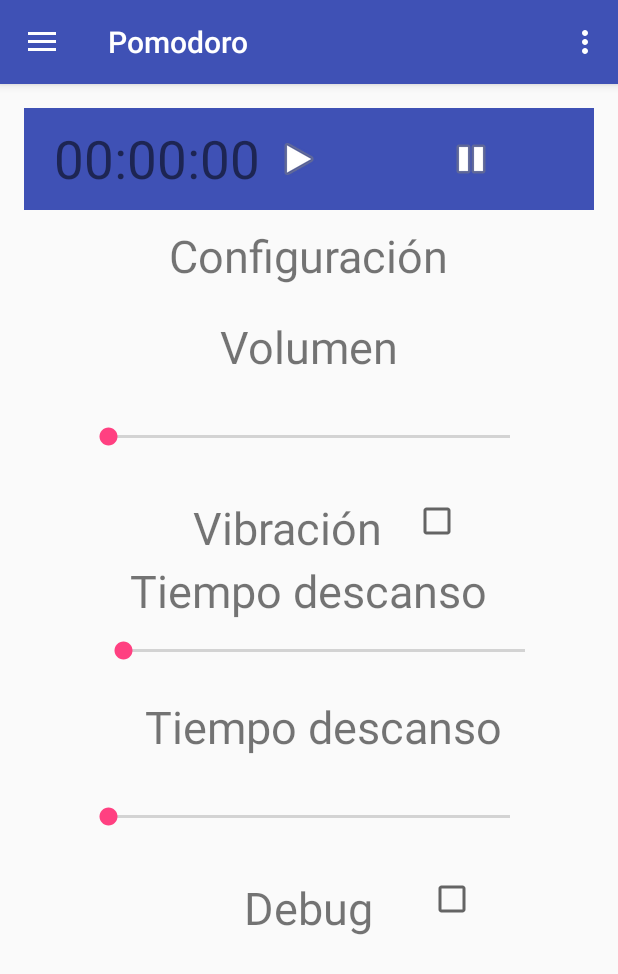
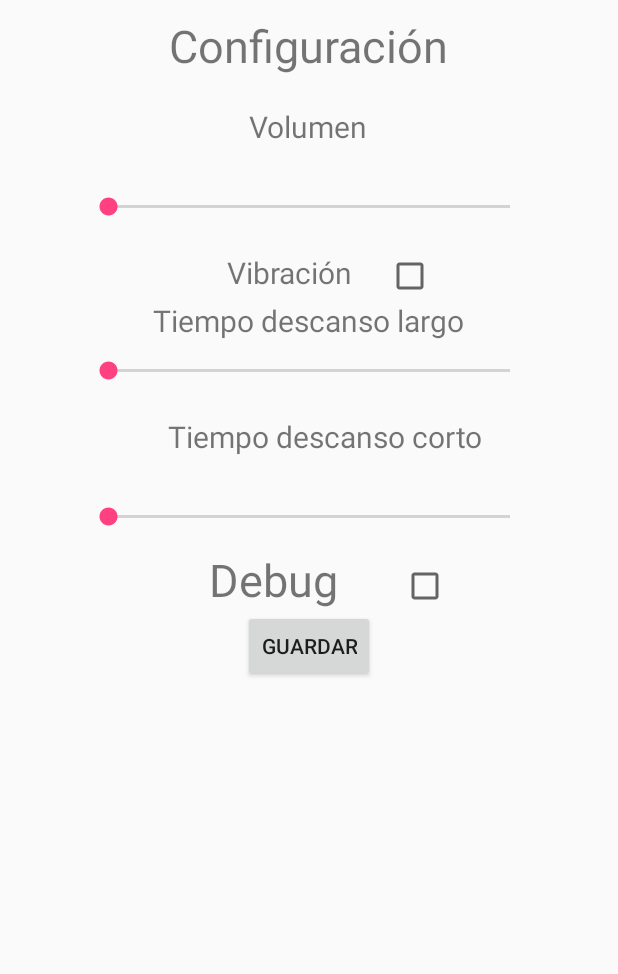
Before and after one commit to camigomez35/lab3_compumovil, an Android app: the screen it shows after launch (MainActivity before the commit, PreferenciasVista after it), in the options menu, after a tap on "Settings", on a phone screen of 412 x 824 dp. Shown: the top 974 px of the screen. Run offline under Robolectric (Android 15) with nearby library versions, the phone set to English and light mode, and no system bars; network calls fail; 8 statements that could not run were skipped.

Commit message:
Vistas y preferencias en bd

```diff
--- a/Pomodoro/app/src/main/java/lab3gr12/compumovil/udea/edu/co/pomodoro/MainActivity.java
+++ b/Pomodoro/app/src/main/java/lab3gr12/compumovil/udea/edu/co/pomodoro/MainActivity.java
@@ -53,7 +53,6 @@ public class MainActivity extends AppCompatActivity
         setContentView(R.layout.activity_main);
         Toolbar toolbar = (Toolbar) findViewById(R.id.toolbar);
         setSupportActionBar(toolbar);
-        preferencia = PreferenciaDataManager.getInstance(this).obtenerPreferencia();
 
         DrawerLayout drawer = (DrawerLayout) findViewById(R.id.drawer_layout);
         ActionBarDrawerToggle toggle = new ActionBarDrawerToggle(
@@ -110,6 +109,8 @@ public class MainActivity extends AppCompatActivity
 
         //noinspection SimplifiableIfStatement
         if (id == R.id.action_settings) {
+            Intent i = new Intent(this, PreferenciasVista.class);
+            startActivity(i);
             return true;
         }
 
--- /dev/null
+++ b/Pomodoro/app/src/main/java/lab3gr12/compumovil/udea/edu/co/pomodoro/PreferenciasVista.java
@@ -0,0 +1,70 @@
+package lab3gr12.compumovil.udea.edu.co.pomodoro;
+
+import android.app.Activity;
+import android.content.Intent;
+import android.os.Bundle;
+import android.view.View;
+import android.widget.Button;
+import android.widget.CheckBox;
+import android.widget.SeekBar;
+
+/**
+ * Created by Samuel on 15/04/2016.
+ */
+public class PreferenciasVista extends Activity implements View.OnClickListener{
+
+    Preferencia preferencia;
+    Button guardar;
+    SeekBar volumen, tiempoCorto, tiempoLargo;
+    CheckBox vibracion, debug;
+
+    @Override
+    protected void onCreate(Bundle savedInstanceState) {
+        super.onCreate(savedInstanceState);
+        setContentView(R.layout.preferencias);
+
+        volumen = (SeekBar)findViewById(R.id.volumen);
+        tiempoCorto = (SeekBar)findViewById(R.id.tiempoCorto);
+        tiempoLargo = (SeekBar)findViewById(R.id.tiempoLargo);
+        vibracion = (CheckBox)findViewById(R.id.vibracion);
+        debug = (CheckBox)findViewById(R.id.debug);
+        guardar = (Button)findViewById(R.id.guardar);
+        guardar.setOnClickListener(this);
+        preferencia = PreferenciaDataManager.getInstance(this).obtenerPreferencia();
+
+        volumen.setProgress(preferencia.getVolumen());
+        tiempoCorto.setProgress(preferencia.getTiempoCorto());
+        tiempoLargo.setProgress(preferencia.getTiempoLargo());
+        if(preferencia.getVibracion()==1){
+            vibracion.setChecked(true);
+        }
+        if(preferencia.getDebug()==1){
+            debug.setChecked(true);
+        }
+    }
+
+
+    @Override
+    public void onClick(View v) {
+        switch (v.getId()){
+            case R.id.guardar:
+                if(vibracion.isChecked()){
+                    preferencia.setVibracion(1);
+                }else{
+                    preferencia.setVibracion(0);
+                }
+                if(debug.isChecked()){
+                    preferencia.setDebug(1);
+                }else{
+                    preferencia.setDebug(0);
+                }
+                preferencia.setVolumen(volumen.getProgress());
+                preferencia.setTiempoCorto(tiempoCorto.getProgress());
+                preferencia.setTiempoLargo(tiempoLargo.getProgress());
+                PreferenciaDataManager.getInstance(this).actualizarPreferencia(preferencia);
+                Intent i = new Intent(this, MainActivity.class);
+                startActivity(i);
+                break;
+        }
+    }
+}
--- a/Pomodoro/app/src/main/res/layout/content_main.xml
+++ b/Pomodoro/app/src/main/res/layout/content_main.xml
@@ -18,10 +18,6 @@
         android:layout_width="match_parent"
         android:layout_height="wrap_content"
         android:id="@+id/scrollView" >
-
-        <RelativeLayout
-            android:layout_width="match_parent"
-            android:layout_height="match_parent">
 
         <RelativeLayout
             android:layout_width="match_parent"
@@ -63,119 +59,6 @@
                 android:layout_alignParentEnd="true"
                 android:id="@+id/bt_stop" />
         </RelativeLayout>
-
-            <TextView
-                android:id="@+id/textView"
-                android:layout_width="wrap_content"
-                android:layout_height="wrap_content"
-                android:layout_centerHorizontal="true"
-                android:layout_below="@+id/funciones"
-                android:text="Configuración"
-                android:textSize="30dp"
-                android:layout_margin="10dp"/>
-
-            <TextView
-                android:id="@+id/textView2"
-                android:layout_width="wrap_content"
-                android:layout_height="wrap_content"
-                android:layout_below="@+id/textView"
-                android:layout_centerHorizontal="true"
-                android:layout_marginTop="10dp"
-                android:text="Volumen"
-                android:textSize="30dp"
-                android:layout_margin="10dp"/>
-
-            <SeekBar
-
-                android:id="@+id/seekBar"
-                android:layout_width="300dp"
-                android:layout_height="40dp"
-                android:layout_below="@+id/textView2"
-                android:layout_centerHorizontal="true"
-                android:layout_marginTop="5dp"
-                android:max="10"
-                android:layout_margin="10dp"/>
-
-            <TextView
-                android:id="@+id/textView3"
-                android:layout_width="wrap_content"
-                android:layout_height="wrap_content"
-                android:layout_alignEnd="@+id/textView2"
-                android:layout_below="@+id/seekBar"
-                android:text="Vibración"
-                android:textSize="30dp"
-                android:layout_margin="10dp" />
-
-            <CheckBox
-                android:id="@+id/checkBox"
-                android:layout_width="wrap_content"
-                android:layout_height="wrap_content"
-                android:layout_below="@+id/seekBar"
-                android:layout_marginLeft="10dp"
-                android:layout_toEndOf="@+id/textView3"
-                android:layout_margin="10dp"/>
-
-            <TextView
-                android:id="@+id/textView4"
-                android:layout_width="wrap_content"
-                android:layout_height="wrap_content"
-                android:text="Tiempo descanso"
-                android:textSize="30dp"
-                android:layout_marginLeft="10dp"
-                android:layout_marginRight="10dp"
-                android:layout_below="@+id/checkBox"
-                android:layout_centerHorizontal="true" />
-
-            <SeekBar
-                android:id="@+id/seekBarDescanso"
-                android:layout_width="300dp"
-                android:layout_height="40dp"
-
-                android:max="6"
-                android:layout_marginLeft="10dp"
-                android:layout_marginRight="10dp"
-                android:layout_below="@+id/textView4"
-                android:layout_alignStart="@+id/seekBarTrabajo" />
-
-            <TextView
-                android:id="@+id/textView5"
-                android:layout_width="wrap_content"
-                android:layout_height="wrap_content"
-                android:layout_alignStart="@+id/textView4"
-                android:layout_below="@+id/seekBarDescanso"
-                android:text="Tiempo descanso"
-                android:textSize="30dp"
-                android:layout_margin="10dp"/>
-
-            <SeekBar
-                android:id="@+id/seekBarTrabajo"
-                android:layout_width="300dp"
-                android:layout_height="40dp"
-                android:layout_below="@+id/textView5"
-                android:layout_centerHorizontal="true"
-                android:max="10"
-                android:layout_margin="10dp"/>
-
-            <TextView
-                android:id="@+id/textView6"
-                android:layout_width="wrap_content"
-                android:layout_height="wrap_content"
-                android:layout_below="@+id/seekBarTrabajo"
-                android:layout_centerHorizontal="true"
-                android:text="Debug"
-                android:textSize="30dp"
-                android:layout_margin="10dp"/>
-
-            <CheckBox
-                android:id="@+id/checkBox2"
-                android:layout_width="wrap_content"
-                android:layout_height="wrap_content"
-                android:layout_alignBottom="@+id/textView6"
-                android:layout_alignStart="@+id/checkBox"
-                android:layout_margin="10dp"/>
-
-
-        </RelativeLayout>
     </ScrollView>
 
 </RelativeLayout>
--- /dev/null
+++ b/Pomodoro/app/src/main/res/layout/preferencias.xml
@@ -0,0 +1,142 @@
+<?xml version="1.0" encoding="utf-8"?>
+<RelativeLayout xmlns:android="http://schemas.android.com/apk/res/android"
+    android:orientation="vertical" android:layout_width="match_parent"
+    android:layout_height="match_parent">
+
+    <ScrollView
+        android:layout_width="match_parent"
+        android:layout_height="wrap_content"
+        android:id="@+id/scrollView" >
+
+    </ScrollView>
+
+    <RelativeLayout
+        android:layout_width="match_parent"
+        android:layout_height="match_parent"
+        android:layout_alignParentTop="true"
+        android:layout_alignParentStart="true">
+
+        <TextView
+            android:id="@+id/textView"
+            android:layout_width="wrap_content"
+            android:layout_height="wrap_content"
+            android:layout_centerHorizontal="true"
+            android:layout_below="@+id/funciones"
+            android:text="Configuración"
+            android:textSize="30dp"
+            android:layout_margin="10dp"/>
+
+        <TextView
+            android:id="@+id/textView2"
+            android:layout_width="wrap_content"
+            android:layout_height="wrap_content"
+            android:layout_below="@+id/textView"
+            android:layout_centerHorizontal="true"
+            android:layout_marginTop="10dp"
+            android:text="Volumen"
+            android:textSize="20dp"
+            android:layout_margin="10dp"/>
+
+        <SeekBar
+
+            android:id="@+id/volumen"
+            android:layout_width="300dp"
+            android:layout_height="40dp"
+            android:layout_below="@+id/textView2"
+            android:layout_centerHorizontal="true"
+            android:layout_marginTop="5dp"
+            android:max="100"
+            android:layout_margin="10dp"/>
+
+        <TextView
+            android:id="@+id/textView3"
+            android:layout_width="wrap_content"
+            android:layout_height="wrap_content"
+            android:text="Vibración"
+            android:textSize="20dp"
+            android:layout_marginLeft="10dp"
+            android:layout_marginRight="10dp"
+            android:layout_below="@+id/volumen"
+            android:layout_alignEnd="@+id/textView2" />
+
+        <CheckBox
+            android:id="@+id/vibracion"
+            android:layout_width="wrap_content"
+            android:layout_height="wrap_content"
+            android:layout_marginLeft="10dp"
+            android:layout_marginRight="10dp"
+            android:layout_alignTop="@+id/textView3"
+            android:layout_alignEnd="@+id/textView" />
+
+        <TextView
+            android:id="@+id/textView4"
+            android:layout_width="wrap_content"
+            android:layout_height="wrap_content"
+            android:text="Tiempo descanso largo"
+            android:textSize="20dp"
+            android:layout_marginLeft="10dp"
+            android:layout_marginRight="10dp"
+            android:layout_below="@+id/vibracion"
+            android:layout_centerHorizontal="true" />
+
+        <SeekBar
+            android:id="@+id/tiempoLargo"
+            android:layout_width="300dp"
+            android:layout_height="40dp"
+            android:max="6"
+            android:layout_marginLeft="10dp"
+            android:layout_marginRight="10dp"
+            android:layout_below="@+id/textView4"
+            android:layout_centerHorizontal="true" />
+
+        <TextView
+            android:id="@+id/tiempoCortotx"
+            android:layout_width="wrap_content"
+            android:layout_height="wrap_content"
+            android:layout_alignStart="@+id/textView4"
+            android:layout_below="@+id/tiempoLargo"
+            android:text="Tiempo descanso corto"
+            android:textSize="20dp"
+            android:layout_margin="10dp"/>
+
+        <SeekBar
+            android:id="@+id/tiempoCorto"
+            android:layout_width="300dp"
+            android:layout_height="40dp"
+            android:layout_below="@+id/tiempoCortotx"
+            android:layout_centerHorizontal="true"
+            android:max="25"
+            android:layout_margin="10dp"/>
+
+        <TextView
+            android:id="@+id/textView6"
+            android:layout_width="wrap_content"
+            android:layout_height="wrap_content"
+            android:text="Debug"
+            android:textSize="30dp"
+            android:layout_marginLeft="10dp"
+            android:layout_marginRight="10dp"
+            android:layout_alignBottom="@+id/debug"
+            android:layout_alignEnd="@+id/textView3" />
+
+        <CheckBox
+            android:id="@+id/debug"
+            android:layout_width="wrap_content"
+            android:layout_height="wrap_content"
+            android:layout_marginLeft="10dp"
+            android:layout_marginRight="10dp"
+            android:layout_below="@+id/tiempoCorto"
+            android:layout_alignStart="@+id/vibracion" />
+
+        <Button
+            android:layout_width="wrap_content"
+            android:layout_height="wrap_content"
+            android:text="Guardar"
+            android:id="@+id/guardar"
+            android:layout_below="@+id/debug"
+            android:layout_centerHorizontal="true" />
+
+    </RelativeLayout>
+
+
+</RelativeLayout>
```
Also changed, not shown: Pomodoro/app/src/main/AndroidManifest.xml (+9 -0 lines), Pomodoro/app/src/main/java/lab3gr12/compumovil/udea/edu/co/pomodoro/ProgressIntentService.java (deleted, +0 -79 lines), 1 other file. Lines whose indentation alone changed are shown as unchanged.
